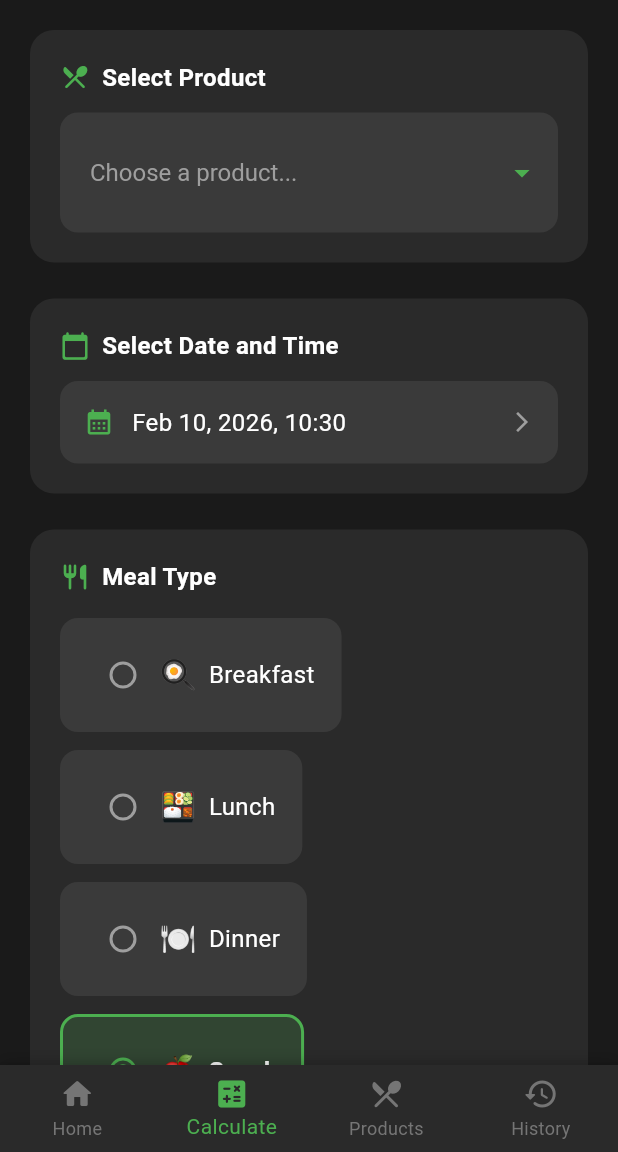
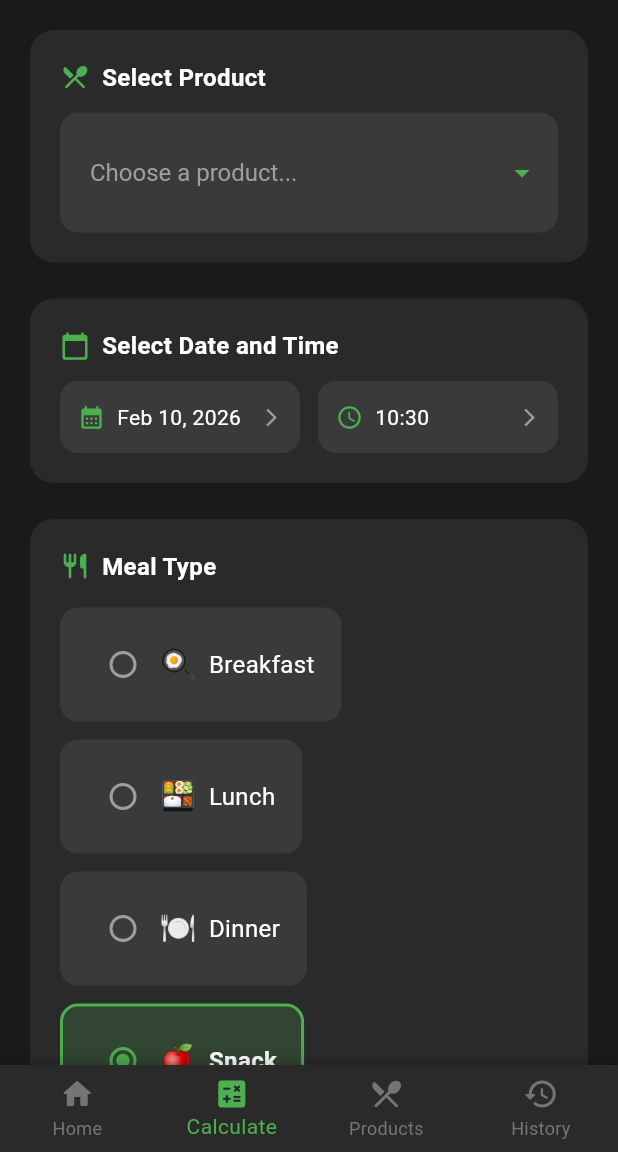
Before and after one commit to ArLazy/Demo, a Flutter app: the screen it shows after launch, item 2 of the bottom bar chosen, on a phone screen of 412 x 824 dp, the part 84-1236 px from its top. Run offline on Flutter 3.47's test engine with Material 3 defaults, Android fonts, the phone set to English and light mode, and no system bars; our stand-ins replace sqflite_common_ffi; accounts and stored records are empty.

Commit message:
Date and Time picker split fix

```diff
--- a/lib/screens/calculator_screen.dart
+++ b/lib/screens/calculator_screen.dart
@@ -404,9 +404,11 @@ class _CalculatorScreenState extends State<CalculatorScreen> {
             ],
           ),
           const SizedBox(height: 12),
-          InkWell(
+          Row(
+            children: [
+              Expanded(
+                child: InkWell(
                   onTap: () async {
-              // Show date picker first
                     final date = await showDatePicker(
                       context: context,
                       initialDate: _selectedDate,
@@ -429,7 +431,56 @@ class _CalculatorScreenState extends State<CalculatorScreen> {
                       },
                     );
                     if (date != null) {
-                // Show time picker after date is selected
+                      setState(() {
+                        _selectedDate = DateTime(
+                          date.year,
+                          date.month,
+                          date.day,
+                          _selectedDate.hour,
+                          _selectedDate.minute,
+                        );
+                      });
+                    }
+                  },
+                  borderRadius: BorderRadius.circular(12),
+                  child: Container(
+                    padding: const EdgeInsets.symmetric(
+                        horizontal: 12, vertical: 14),
+                    decoration: BoxDecoration(
+                      color: const Color(0xFF3A3A3A),
+                      borderRadius: BorderRadius.circular(12),
+                    ),
+                    child: Row(
+                      children: [
+                        const Icon(
+                          Icons.calendar_month,
+                          color: Color(0xFF4CAF50),
+                          size: 18,
+                        ),
+                        const SizedBox(width: 8),
+                        Expanded(
+                          child: Text(
+                            DateFormat('MMM d, yyyy').format(_selectedDate),
+                            style: const TextStyle(
+                              color: Colors.white,
+                              fontSize: 14,
+                            ),
+                          ),
+                        ),
+                        const Icon(
+                          Icons.arrow_forward_ios,
+                          color: Color(0xFF9E9E9E),
+                          size: 14,
+                        ),
+                      ],
+                    ),
+                  ),
+                ),
+              ),
+              const SizedBox(width: 12),
+              Expanded(
+                child: InkWell(
+                  onTap: () async {
                     final time = await showTimePicker(
                       context: context,
                       initialTime: TimeOfDay.fromDateTime(_selectedDate),
@@ -450,21 +501,21 @@ class _CalculatorScreenState extends State<CalculatorScreen> {
                       },
                     );
                     if (time != null) {
-                  // Combine date and time
-                  final newDateTime = DateTime(
-                    date.year,
-                    date.month,
-                    date.day,
+                      setState(() {
+                        _selectedDate = DateTime(
+                          _selectedDate.year,
+                          _selectedDate.month,
+                          _selectedDate.day,
                           time.hour,
                           time.minute,
                         );
-                  setState(() => _selectedDate = newDateTime);
-                }
+                      });
                     }
                   },
                   borderRadius: BorderRadius.circular(12),
                   child: Container(
-              padding: const EdgeInsets.symmetric(horizontal: 16, vertical: 16),
+                    padding: const EdgeInsets.symmetric(
+                        horizontal: 12, vertical: 14),
                     decoration: BoxDecoration(
                       color: const Color(0xFF3A3A3A),
                       borderRadius: BorderRadius.circular(12),
@@ -472,28 +523,31 @@ class _CalculatorScreenState extends State<CalculatorScreen> {
                     child: Row(
                       children: [
                         const Icon(
-                    Icons.calendar_month,
+                          Icons.access_time,
                           color: Color(0xFF4CAF50),
-                    size: 20,
+                          size: 18,
                         ),
-                  const SizedBox(width: 12),
+                        const SizedBox(width: 8),
                         Expanded(
                           child: Text(
-                      DateFormat('MMM d, yyyy, HH:mm').format(_selectedDate),
+                            DateFormat('HH:mm').format(_selectedDate),
                             style: const TextStyle(
                               color: Colors.white,
-                        fontSize: 16,
+                              fontSize: 14,
                             ),
                           ),
                         ),
                         const Icon(
                           Icons.arrow_forward_ios,
                           color: Color(0xFF9E9E9E),
-                    size: 16,
+                          size: 14,
                         ),
                       ],
                     ),
                   ),
+                ),
+              ),
+            ],
           ),
         ],
       ),
```
Lines whose indentation alone changed are shown as unchanged.
